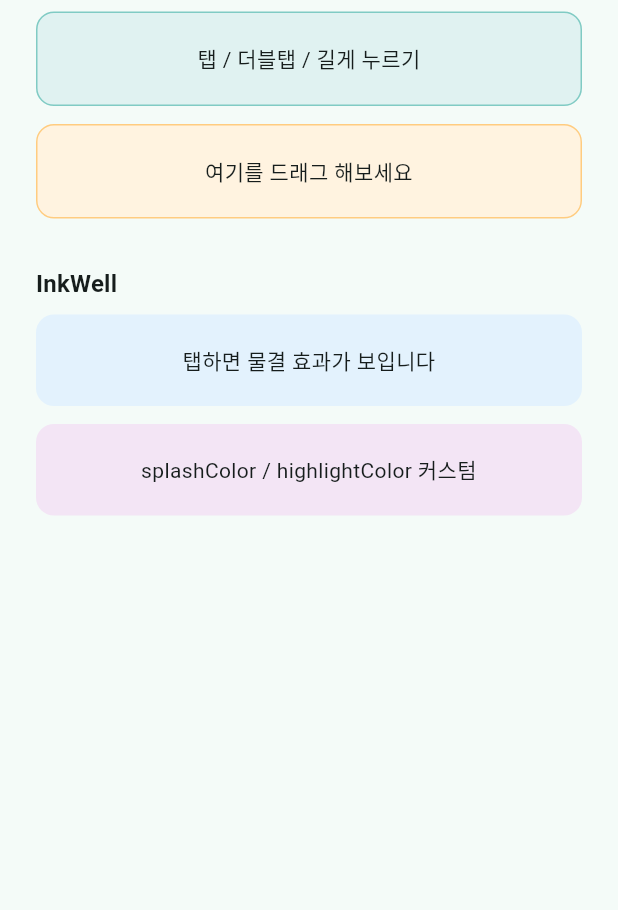
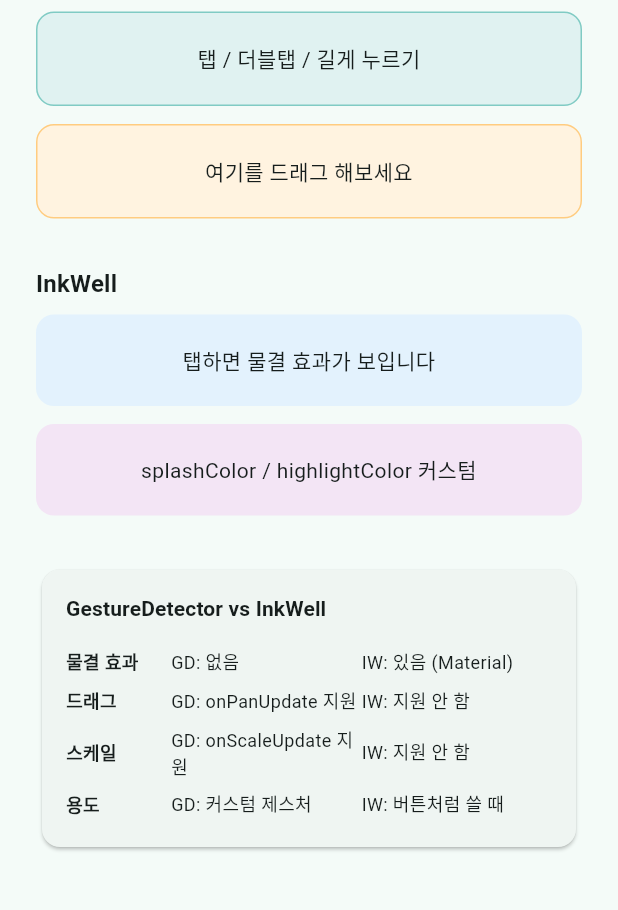
Before and after one commit to youngjin9145/flutterExample, a Flutter app: the screen it shows after launch, on a phone screen of 412 x 824 dp, the part 302-1212 px from its top. Run offline on Flutter 3.47's test engine with Material 3 defaults, Android fonts, the phone set to English and light mode, and no system bars; accounts and stored records are empty.

Commit message:
feat: add InkWell Widget example code 2

```diff
--- a/GestureDetectorInkWell/lib/main.dart
+++ b/GestureDetectorInkWell/lib/main.dart
@@ -172,9 +172,56 @@ class _GestureInWellPageState extends State<GestureInWellPage> {
                   ),
                 ),
               ),
+
+              const SizedBox(height: 32),
+
+              Card(
+                child: Padding(
+                  padding: const EdgeInsets.all(16),
+                  child: Column(
+                    crossAxisAlignment: CrossAxisAlignment.start,
+                    children: [
+                      Text(
+                        'GestureDetector vs InkWell',
+                        style: Theme.of(context).textTheme.titleSmall?.copyWith(
+                          fontWeight: FontWeight.bold,
+                        ),
+                      ),
+                      const SizedBox(height: 12),
+                      _buildCompareRow('물결 효과', '없음', '있음 (Material)'),
+                      _buildCompareRow('드래그', 'onPanUpdate 지원', '지원 안 함'),
+                      _buildCompareRow('스케일', 'onScaleUpdate 지원', '지원 안 함'),
+                      _buildCompareRow('용도', '커스텀 제스처', '버튼처럼 쓸 때'),
+                    ],
+                  ),
+                ),
+              )
           ],
         ),
       ),
     );
   }
 }
+
+Widget _buildCompareRow(String label, String gesture, String inkwell) {
+  return Padding(
+    padding: const EdgeInsets.symmetric(vertical: 4),
+    child: Row(
+      children: [
+        SizedBox(
+          width: 70,
+          child: Text(
+            label,
+            style: const TextStyle(fontWeight: FontWeight.bold, fontSize: 12),
+          ),
+        ),
+        Expanded(
+          child: Text('GD: $gesture', style: const TextStyle(fontSize: 12)),
+        ),
+        Expanded(
+          child: Text('IW: $inkwell', style: const TextStyle(fontSize: 12)),
+        ),
+      ],
+    ),
+  );
+}
```
